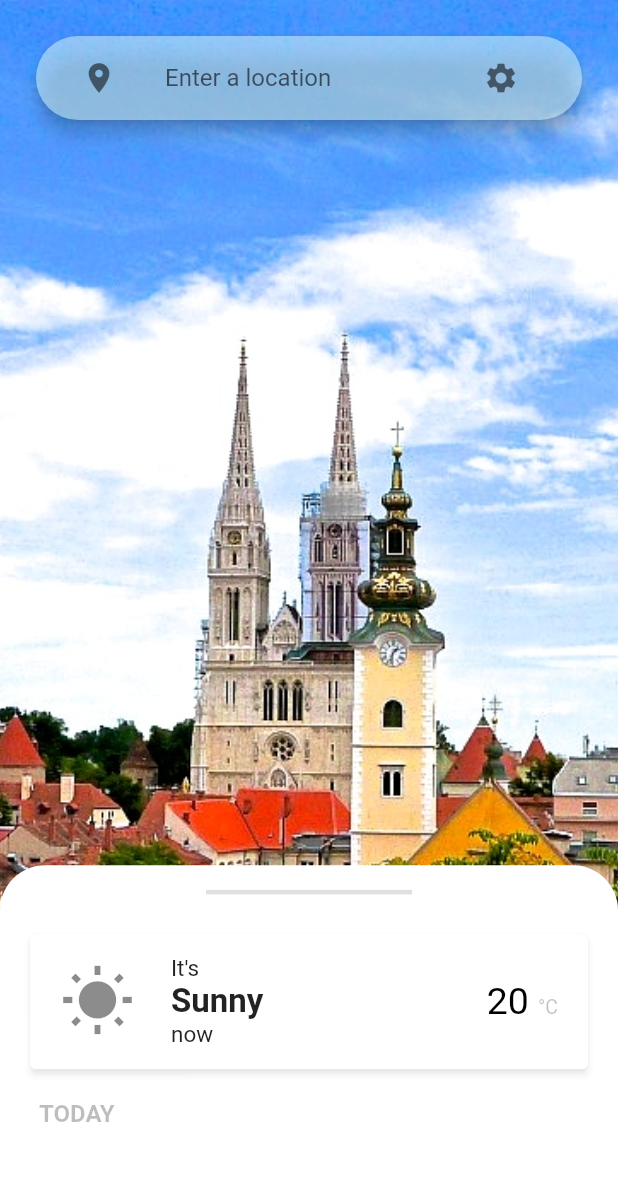
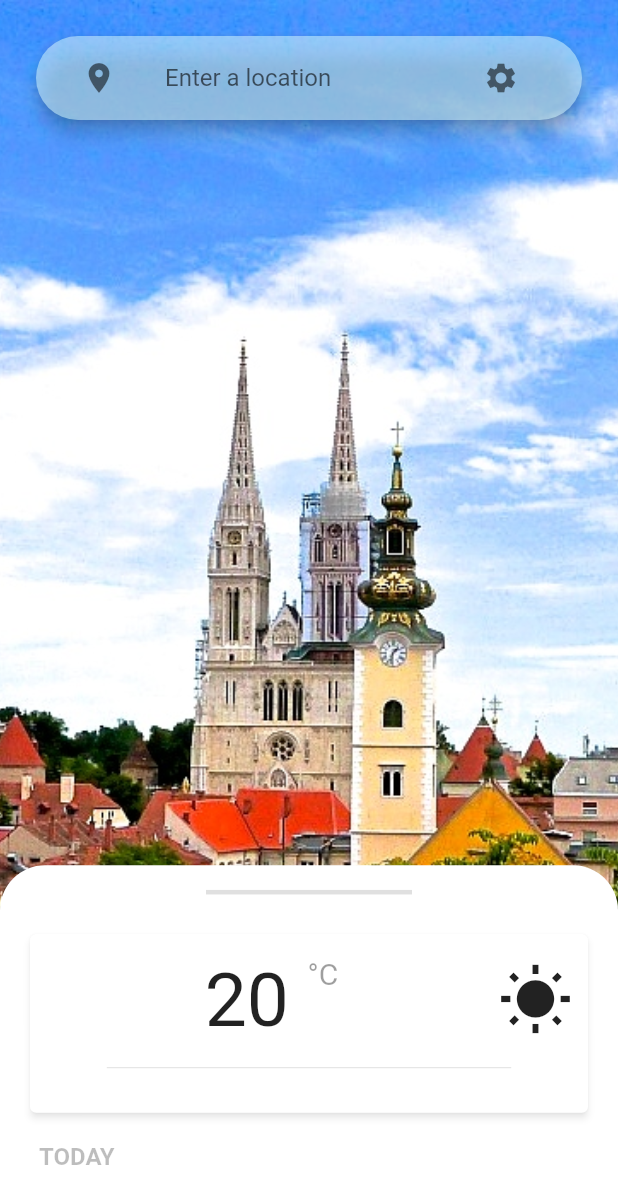
Before and after one commit to FilipLjubic/weather_app, a Flutter app: the screen it shows after launch, on a phone screen of 412 x 824 dp. Shown: the top 1204 px of the screen. Run offline on Flutter 3.47's test engine with Material 2 defaults, Android fonts, the phone set to English and light mode, and no system bars; our stand-ins replace weather_icons; missing offline and left inert: date_time_format.

Commit message:
improved card

```diff
--- a/lib/widgets/current_weather_card.dart
+++ b/lib/widgets/current_weather_card.dart
@@ -1,61 +1,110 @@
 import 'package:flutter/material.dart';
+import 'package:date_time_format/date_time_format.dart';
 
 class CurrentWeatherCard extends StatelessWidget {
+  final DateTime currentTime = DateTime.now();
+
   @override
   Widget build(BuildContext context) {
     return Card(
       elevation: 2.0,
       shadowColor: Colors.black45,
       margin: const EdgeInsets.symmetric(horizontal: 20.0, vertical: 20.0),
-      child: ListTile(
-        contentPadding:
-            const EdgeInsets.symmetric(horizontal: 20.0, vertical: 10.0),
-        leading: Icon(
-          Icons.wb_sunny,
-          size: 50.0,
+      child: Padding(
+        padding: const EdgeInsets.symmetric(horizontal: 10.0, vertical: 15.0),
+        child: Column(
+          children: [
+            Row(
+              mainAxisAlignment: MainAxisAlignment.spaceBetween,
+              children: [
+                Column(
+                  mainAxisAlignment: MainAxisAlignment.center,
+                  children: [
+                    Text(
+                      DateTimeFormat.format(currentTime,
+                          format: 'D M j, Y'), // DAY MONTH day(num), year(num)
+                      style: TextStyle(
+                          fontWeight: FontWeight.bold, color: Colors.black54),
                     ),
-        title: Padding(
-          padding: const EdgeInsets.only(left: 8.0),
-          child: Column(
+                    Text(
+                      DateTimeFormat.format(currentTime,
+                          format: 'H:i'), // HOUR(0-24):minutes
+                      style: TextStyle(fontSize: 32.0, color: Colors.black26),
+                    ),
+                  ],
+                ),
+                Row(
                   crossAxisAlignment: CrossAxisAlignment.start,
                   children: [
                     Text(
-                "It's",
-                style: TextStyle(fontSize: 15.0),
-              ),
-              Text(
-                "Sunny",
+                      '20 ',
                       style: TextStyle(
-                  fontSize: 22.0,
-                  fontWeight: FontWeight.bold,
+                        fontSize: 50.0,
+                        color: Colors.black87,
                       ),
                     ),
                     Text(
-                "now",
-                style: TextStyle(fontSize: 15.0),
+                      "°C",
+                      style: TextStyle(
+                        fontSize: 20.0,
+                        color: Colors.black38,
+                      ),
+                    )
+                  ],
+                ),
+                Icon(
+                  Icons.wb_sunny,
+                  size: 50.0,
+                )
+              ],
+            ),
+            Divider(
+              endIndent: MediaQuery.of(context).size.width / 10,
+              indent: MediaQuery.of(context).size.width / 10,
+              height: 30.0,
             ),
           ],
-          ),
-        ),
-        trailing: RichText(
-          text: TextSpan(
-            text: '20 ',
-            style: TextStyle(
-              fontSize: 25.0,
-              color: Colors.black,
-            ),
-            children: [
-              TextSpan(
-                text: "°C",
-                style: TextStyle(
-                  fontSize: 13.0,
-                  color: Colors.black26,
-                ),
-              ),
-            ],
-          ),
         ),
       ),
     );
   }
 }
+
+//ListTile(
+//   contentPadding:
+//       const EdgeInsets.symmetric(horizontal: 20.0, vertical: 10.0),
+//   leading:
+//   title: Padding(
+//     padding: const EdgeInsets.only(left: 8.0),
+//     child: Column(
+//       crossAxisAlignment: CrossAxisAlignment.start,
+//       children: [
+//         Text(
+//           "It's",
+//           style: TextStyle(fontSize: 15.0),
+//         ),
+//         Text(
+//           "Sunny",
+//           style: TextStyle(
+//             fontSize: 22.0,
+//             fontWeight: FontWeight.bold,
+//           ),
+//         ),
+//         Text(
+//           "now",
+//           style: TextStyle(fontSize: 15.0),
+//         ),
+//       ],
+//     ),
+//   ),
+//   trailing: RichText(
+//     text: TextSpan(
+//       text:
+//       children: [
+//         TextSpan(
+// text:
+//         ),
+//       ],
+//     ),
+//   ),
+// ),
```
Lines whose indentation alone changed are shown as unchanged.
